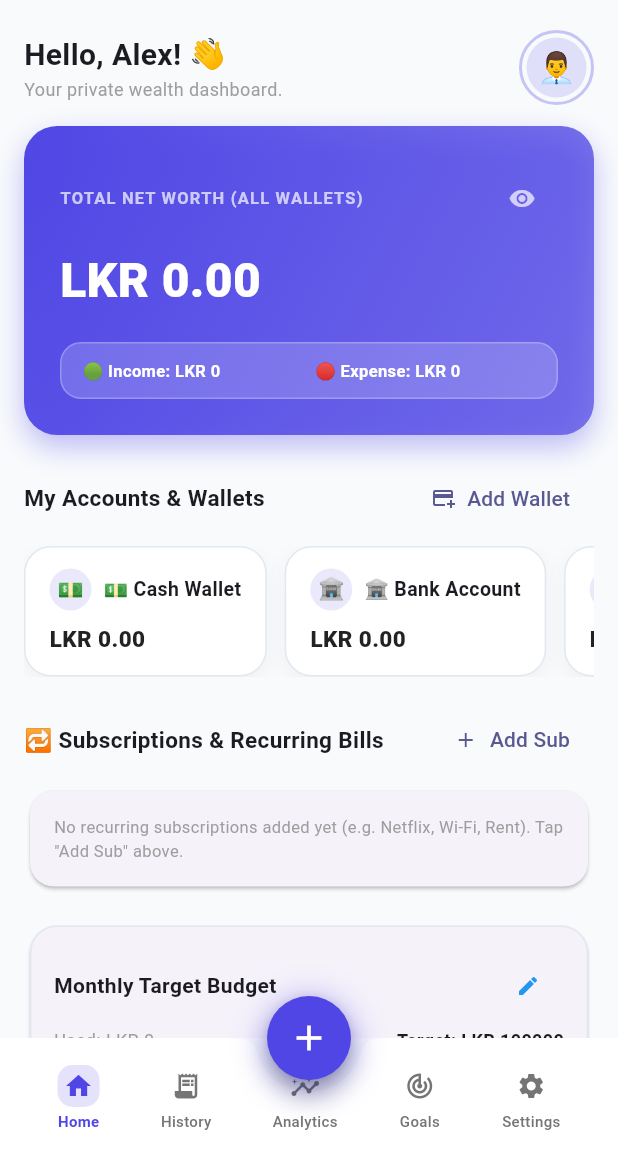
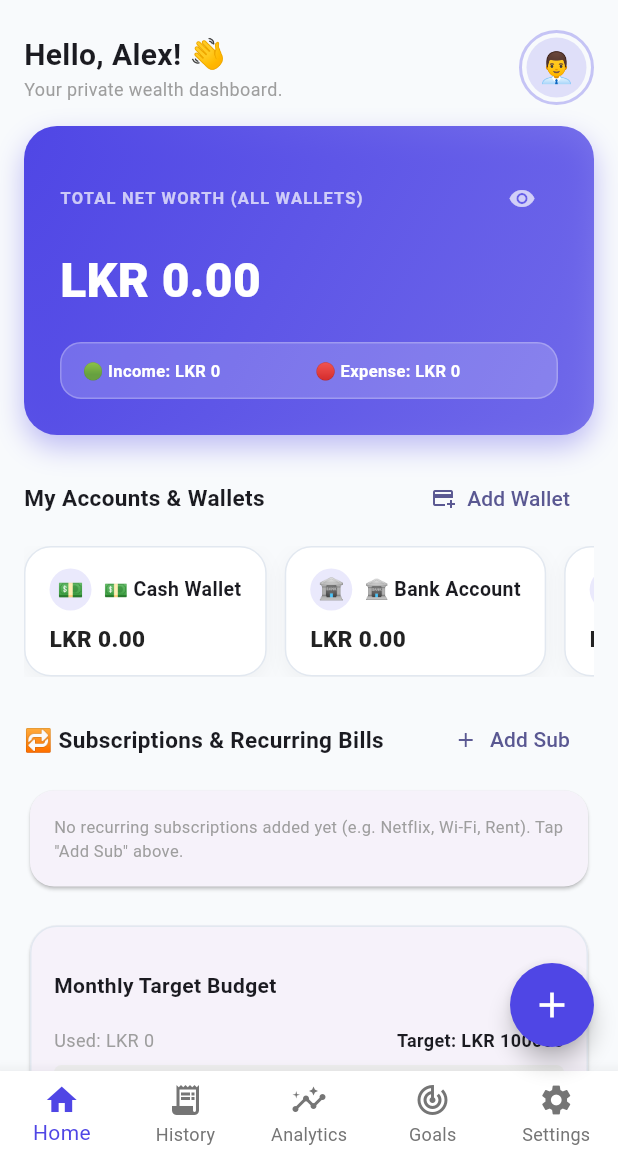
Before and after one commit to Kalana001/financeflow, a Flutter app: the DashboardScreen screen opened directly with empty values, on a phone screen of 412 x 824 dp, the part 78-1236 px from its top. Run offline on Flutter 3.47's test engine with Material 3 defaults, Android fonts, the phone set to English and light mode, and no system bars; our stand-ins replace local_auth, shared_preferences, supabase_flutter; accounts and stored records are empty; Roboto replaces fonts that are missing (Outfit).

Commit message:
Restore clean 5-tab BottomNavigationBar and bottom-right FloatingActionButton without overlapping tab icons

```diff
--- a/lib/screens/dashboard.dart
+++ b/lib/screens/dashboard.dart
@@ -496,47 +496,28 @@ class _DashboardScreenState extends State<DashboardScreen> {
           ],
         ),
         body: currentBody,
-        // DOCKED CENTER FLOATING ACTION BUTTON WITH ACCENT GLOW (MATCHES USER PHOTO)
-        floatingActionButton: Container(
-          decoration: BoxDecoration(
-            shape: BoxShape.circle,
-            boxShadow: [
-              BoxShadow(
-                color: _themeColor.withOpacity(0.45),
-                blurRadius: 18,
-                spreadRadius: 2,
-                offset: const Offset(0, 4),
-              ),
-            ],
-          ),
-          child: FloatingActionButton(
-            shape: const CircleBorder(),
-            backgroundColor: _themeColor,
-            elevation: 6,
-            onPressed: () => _showAddTransactionBottomSheet(),
-            child: const Icon(Icons.add, color: Colors.white, size: 28),
-          ),
+        floatingActionButton: FloatingActionButton(
+          shape: const CircleBorder(),
+          backgroundColor: _themeColor,
+          elevation: 6,
+          onPressed: () => _showAddTransactionBottomSheet(),
+          child: const Icon(Icons.add, color: Colors.white, size: 28),
         ),
-        floatingActionButtonLocation: FloatingActionButtonLocation.centerDocked,
-        // BALANCED NOTCHED BOTTOM BAR FOR ALL 5 TABS
-        bottomNavigationBar: BottomAppBar(
-          shape: const CircularNotchedRectangle(),
-          notchMargin: 8.0,
-          elevation: 12,
-          color: _isDarkMode ? const Color(0xFF1E293B) : Colors.white,
-          child: Padding(
-            padding: const EdgeInsets.symmetric(horizontal: 2.0),
-            child: Row(
-              mainAxisAlignment: MainAxisAlignment.spaceAround,
-              children: [
-                _buildBottomNavItem(0, Icons.home, 'Home'),
-                _buildBottomNavItem(1, Icons.receipt_long, 'History'),
-                _buildBottomNavItem(2, Icons.insights, 'Analytics'),
-                _buildBottomNavItem(3, Icons.track_changes, 'Goals'),
-                _buildBottomNavItem(4, Icons.settings, 'Settings'),
-              ],
-            ),
-          ),
+        bottomNavigationBar: BottomNavigationBar(
+          currentIndex: _currentTab,
+          onTap: (idx) => setState(() => _currentTab = idx),
+          type: BottomNavigationBarType.fixed,
+          selectedItemColor: _themeColor,
+          unselectedItemColor: _isDarkMode ? Colors.grey[400] : Colors.grey[600],
+          backgroundColor: _isDarkMode ? const Color(0xFF1E293B) : Colors.white,
+          elevation: 10,
+          items: const [
+            BottomNavigationBarItem(icon: Icon(Icons.home), label: 'Home'),
+            BottomNavigationBarItem(icon: Icon(Icons.receipt_long), label: 'History'),
+            BottomNavigationBarItem(icon: Icon(Icons.insights), label: 'Analytics'),
+            BottomNavigationBarItem(icon: Icon(Icons.track_changes), label: 'Goals'),
+            BottomNavigationBarItem(icon: Icon(Icons.settings), label: 'Settings'),
+          ],
         ),
       ),
     );
```
